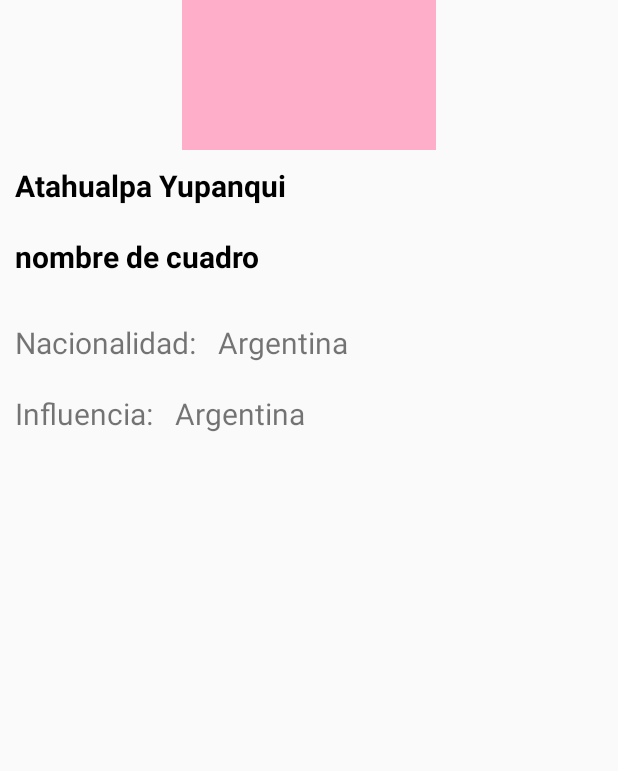
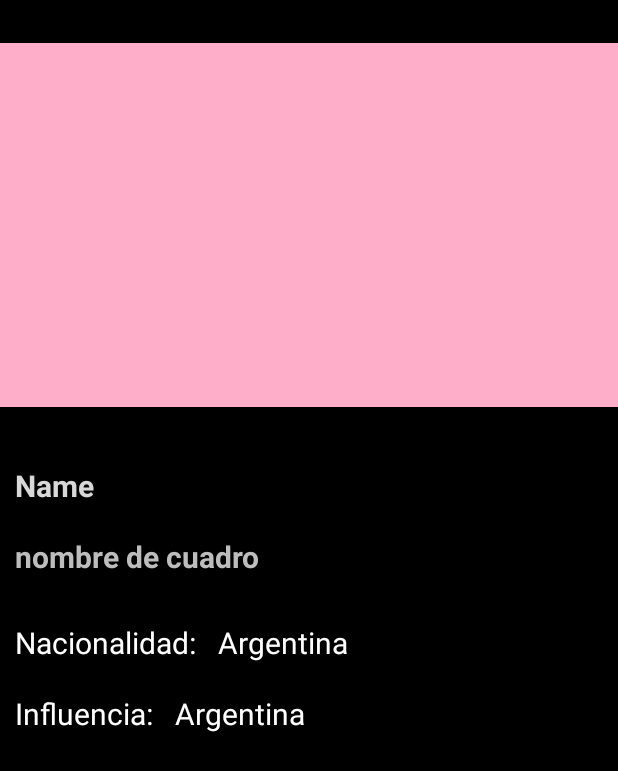
Before and after one commit to PepeYayi/PedroYayaDHFIREBASE, an Android app: the fragment FragmentDetalle shown on its own in the app's theme, on a phone screen of 412 x 824 dp. Shown: the top 771 px of the screen. Run offline under Robolectric (Android 15) with nearby library versions, the phone set to English and light mode, and no system bars; our stand-ins replace Firebase (no records; nobody signed in at launch, a user with empty details on screens opened directly); libraries missing offline, so code that uses them is left out: com.firebase.ui; pictures from the network do not load; 3 statements that could not run were skipped.

Commit message:
finish him!

```diff
--- a/pedroultimoentregable/app/src/main/java/com/usuario/pedroultimoentregable/View/FragmentDetalle.java
+++ b/pedroultimoentregable/app/src/main/java/com/usuario/pedroultimoentregable/View/FragmentDetalle.java
@@ -44,7 +44,7 @@ public class FragmentDetalle extends Fragment {
     private AdapterCuadros adapterCuadros;
     private List<Artista> listaDeArtistas = new ArrayList<>();
     private Cuadro cuadro;
-    private Artista artista;
+
 
     private FirebaseStorage firebaseStorage = FirebaseStorage.getInstance();;
     private StorageReference reference =  firebaseStorage.getReference();
--- a/pedroultimoentregable/app/src/main/res/layout/celdarecycler.xml
+++ b/pedroultimoentregable/app/src/main/res/layout/celdarecycler.xml
@@ -38,10 +38,10 @@
 
     <TextView
             android:layout_marginTop="10dp"
-            android:layout_width="wrap_content"
+            android:layout_width="match_parent"
             android:layout_height="wrap_content"
             android:layout_alignTop="@+id/imagenCelda"
-            android:text="Atahualpa Yupanqui"
+            android:text="Nombre obra"
             android:layout_toRightOf="@+id/imagenCelda"
             android:textColor="@color/colorBlanco"
             android:layout_marginLeft="10dp"
@@ -50,9 +50,9 @@
 
     <TextView
             android:layout_marginTop="2dp"
-            android:layout_width="wrap_content"
+            android:layout_width="match_parent"
             android:layout_height="wrap_content"
-            android:text="Cuadro pintado por el reconocido artista uruguayo Emilio Pancito Dulce"
+            android:text="Nombre artista"
             android:textColor="@color/colorGris2"
             android:layout_marginLeft="10dp"
             android:layout_toRightOf="@+id/imagenCelda"
--- a/pedroultimoentregable/app/src/main/res/layout/fragment_detalle.xml
+++ b/pedroultimoentregable/app/src/main/res/layout/fragment_detalle.xml
@@ -3,12 +3,13 @@
     xmlns:tools="http://schemas.android.com/tools"
     android:layout_width="match_parent"
     android:layout_height="match_parent"
-
+    android:background="@color/Negro"
     >
 
     <LinearLayout
-        android:layout_width="wrap_content"
+        android:layout_width="match_parent"
         android:orientation="vertical"
+
         android:gravity="center"
         android:layout_height="wrap_content">
 
@@ -16,7 +17,8 @@
 
    <ImageView
        android:layout_width="match_parent"
-       android:layout_height="100dp"
+       android:layout_height="300dp"
+       android:layout_gravity="center_horizontal"
        android:id="@+id/imagenDetalle"
        android:src="@drawable/ata"/>
 
@@ -26,11 +28,11 @@
             android:layout_width="match_parent"
             android:layout_height="wrap_content"
             android:id="@+id/nameArtistDetalle"
-            android:text="Atahualpa Yupanqui"
+            android:text="Name"
             android:padding="10dp"
             android:textSize="20dp"
             android:textStyle="bold"
-            android:textColor="@color/colorNegro"
+            android:textColor="@color/colorGris"
             />
         <TextView
             android:layout_width="match_parent"
@@ -40,7 +42,7 @@
             android:padding="10dp"
             android:textSize="20dp"
             android:textStyle="bold"
-            android:textColor="@color/colorNegro"
+            android:textColor="@color/colorGris2"
             />
 
 
@@ -56,15 +58,17 @@
                 android:layout_height="wrap_content"
                 android:layout_marginLeft="10dp"
                 android:text="Nacionalidad: "
+                android:textColor="@color/colorBlanco"
                 android:textSize="20dp"
                 />
 
 
             <TextView
-                android:layout_width="wrap_content"
+                android:layout_width="match_parent"
                 android:layout_height="wrap_content"
                 android:layout_marginLeft="10dp"
                 android:textSize="20dp"
+                android:textColor="@color/colorBlanco"
                 android:id="@+id/nacionalidadDetalle"
                 android:text="Argentina"
                 />
@@ -81,18 +85,21 @@
                 android:layout_width="wrap_content"
                 android:layout_height="wrap_content"
                 android:layout_marginLeft="10dp"
+                android:textColor="@color/colorBlanco"
                 android:text="Influencia: "
                 android:textSize="20dp"
                 />
 
 
             <TextView
-                android:layout_width="wrap_content"
+                android:layout_width="match_parent"
                 android:layout_height="wrap_content"
                 android:layout_marginLeft="10dp"
+                android:textColor="@color/colorBlanco"
                 android:textSize="20dp"
                 android:id="@+id/influenciaDetalle"
                 android:text="Argentina"
+                android:layout_marginBottom="30dp"
                 />
 
 
```
